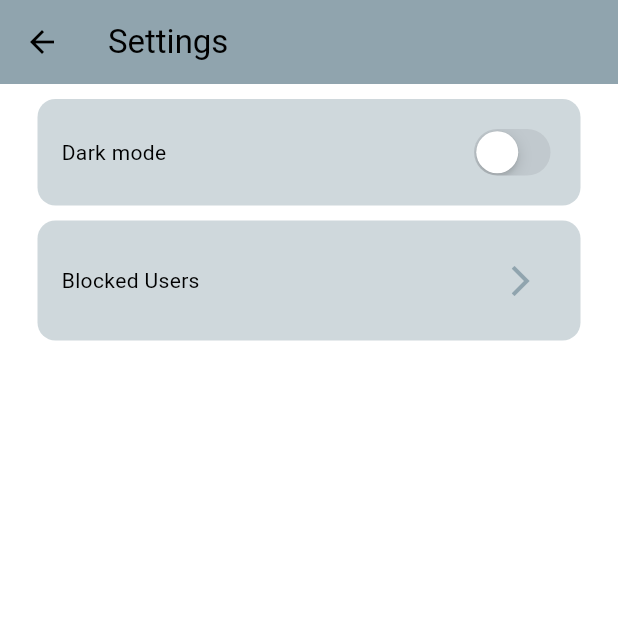
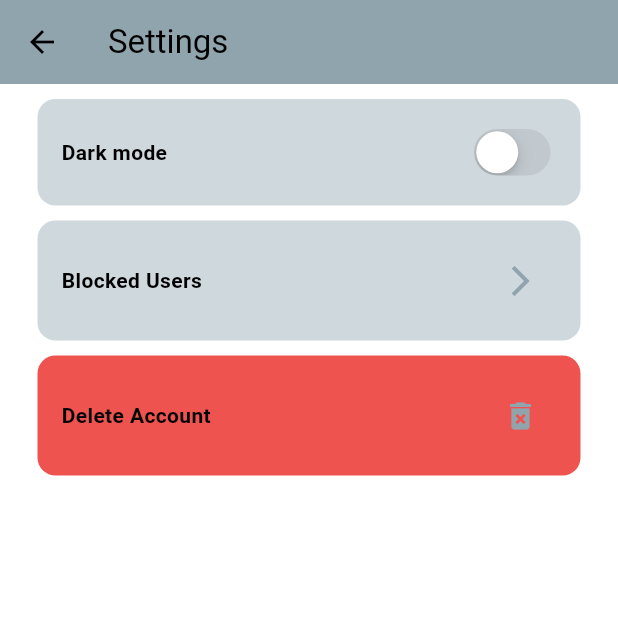
Before and after one commit to chaolaolo/flutter_chat_app, a Flutter app: the screen it shows once a user with an empty profile is signed in, in the side drawer, after a tap on "SETTINGS", on a phone screen of 412 x 824 dp, the top half of it. Run offline on Flutter 3.47's test engine with Material 3 defaults, Android fonts, the phone set to English and light mode, and no system bars; our stand-ins replace cloud_firestore, firebase_auth, firebase_core, iconsax; accounts and stored records are empty; network calls fail.

Commit message:
delete account task

```diff
--- /dev/null
+++ b/lib/components/my_setting_tile.dart
@@ -0,0 +1,37 @@
+import 'package:flutter/material.dart';
+
+class MySettingTile extends StatelessWidget {
+  final String title;
+  final Widget action;
+  final Color color;
+  final Color textColor;
+
+  const MySettingTile({super.key, required this.title, required this.action, required this.color, required this.textColor});
+
+  @override
+  Widget build(BuildContext context) {
+    return Container(
+      decoration: BoxDecoration(
+        color: color,
+        borderRadius: BorderRadius.circular(12),
+      ),
+      margin: EdgeInsets.only(left: 25, right: 25, top: 10),
+      padding: EdgeInsets.all(16),
+      child: Row(
+        mainAxisAlignment: MainAxisAlignment.spaceBetween,
+        children: [
+          // title
+          Text(
+            title,
+            style: TextStyle(
+              color: textColor,
+              fontWeight: FontWeight.bold,
+            ),
+          ),
+          //action
+          action
+        ],
+      ),
+    );
+  }
+}
--- a/lib/screens/settings_page.dart
+++ b/lib/screens/settings_page.dart
@@ -1,4 +1,6 @@
+import 'package:chat_app/components/my_setting_tile.dart';
 import 'package:chat_app/screens/blocked_users_page.dart';
+import 'package:chat_app/services/auth/auth_service.dart';
 import 'package:chat_app/themes/theme_provider.dart';
 import 'package:flutter/cupertino.dart';
 import 'package:flutter/material.dart';
@@ -6,6 +8,53 @@ import 'package:provider/provider.dart';
 
 class SettingsPage extends StatelessWidget {
   const SettingsPage({super.key});
+
+  void confirmDeleteAccount(BuildContext context) async {
+
+    //store user's decision in this boolean
+    bool confirm = await showDialog(
+          context: context,
+          builder: (context) {
+            bool isDarkMode = Provider.of<ThemeProvider>(context).isDarkMode;
+            return AlertDialog(
+              title: Text("Confirm Delete"),
+              content: Text("This will delete your account permanently, are you sure you want to continue?"),
+              actions: [
+                // cancel button
+                MaterialButton(
+                  onPressed: () => Navigator.of(context).pop(false),
+                  color: Theme.of(context).colorScheme.inversePrimary,
+                  child: Text(
+                    "Cancel",
+                    style: TextStyle(color: isDarkMode ? Colors.black : Colors.white),
+                  ),
+                ),
+
+                //confirm button
+                MaterialButton(
+                  onPressed: () => Navigator.of(context).pop(true),
+                  color: Colors.red,
+                  child: Text(
+                    "Delete",
+                    style: TextStyle(color: Colors.white),
+                  ),
+                ),
+              ],
+            );
+          },
+        ) ??
+        false;
+
+    //if the user confirmed, proceed with deletion
+    if (confirm) {
+      try{
+        Navigator.pop(context);
+        await AuthService().deleteAccount();
+      }catch(e){
+        ScaffoldMessenger.of(context).showSnackBar(SnackBar(content: Text(e.toString())));
+      }
+    }
+  }
 
   @override
   Widget build(BuildContext context) {
@@ -18,38 +67,20 @@ class SettingsPage extends StatelessWidget {
       body: Column(
         children: [
           //change theme mode switch
-          Container(
-            decoration: BoxDecoration(
-              color: Theme.of(context).colorScheme.secondary,
-              borderRadius: BorderRadius.circular(12),
-            ),
-            margin: EdgeInsets.symmetric(horizontal: 25, vertical: 10),
-            padding: EdgeInsets.all(16),
-            child: Row(
-              mainAxisAlignment: MainAxisAlignment.spaceBetween,
-              children: [
-                Text("Dark mode"),
-                CupertinoSwitch(
+          MySettingTile(
+            title: "Dark mode",
+            action: CupertinoSwitch(
               value: Provider.of<ThemeProvider>(context, listen: false).isDarkMode,
               onChanged: (value) => Provider.of<ThemeProvider>(context, listen: false).toggleTheme(),
             ),
-              ],
-            ),
+            color: Theme.of(context).colorScheme.secondary,
+            textColor: Theme.of(context).colorScheme.inversePrimary,
           ),
 
           // blocked users (tap to go blocked users page)
-          Container(
-            decoration: BoxDecoration(
-              color: Theme.of(context).colorScheme.secondary,
-              borderRadius: BorderRadius.circular(12),
-            ),
-            margin: EdgeInsets.symmetric(horizontal: 25, vertical: 0),
-            padding: EdgeInsets.all(16),
-            child: Row(
-              mainAxisAlignment: MainAxisAlignment.spaceBetween,
-              children: [
-                Text("Blocked Users"),
-                IconButton(
+          MySettingTile(
+            title: "Blocked Users",
+            action: IconButton(
               onPressed: () => Navigator.push(
                 context,
                 MaterialPageRoute(
@@ -59,10 +90,25 @@ class SettingsPage extends StatelessWidget {
               icon: Icon(
                 Icons.arrow_forward_ios,
                 color: Theme.of(context).colorScheme.primary,
-                    ))
-              ],
               ),
             ),
+            color: Theme.of(context).colorScheme.secondary,
+            textColor: Theme.of(context).colorScheme.inversePrimary,
+          ),
+
+          //delete account (tap to delete account)
+          MySettingTile(
+            title: "Delete Account",
+            action: IconButton(
+              onPressed: () => confirmDeleteAccount(context),
+              icon: Icon(
+                Icons.delete_forever,
+                color: Theme.of(context).colorScheme.primary,
+              ),
+            ),
+            color: Colors.red.shade400,
+            textColor: Theme.of(context).colorScheme.inversePrimary,
+          )
         ],
       ),
     );
```
Also changed, not shown: lib/services/auth/auth_service.dart (+24 -0 lines). Lines whose indentation alone changed are shown as unchanged.
